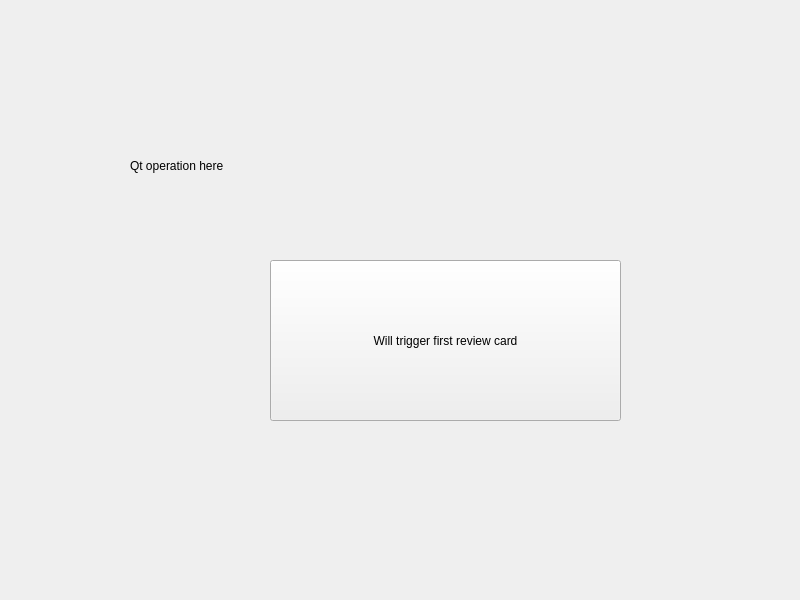
Qt form QtCode/Review/reviewmain.ui (Zhang-JK/Memorier) before a commit.
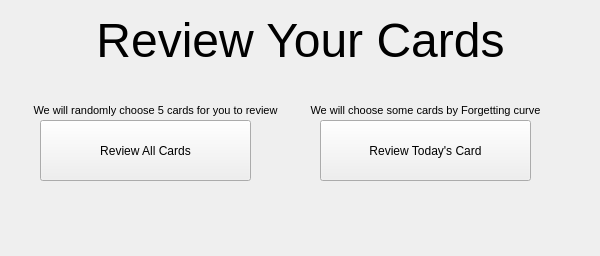
The same form after that commit.

Commit message: Review SQL and different review mode finished

What changed in the file:
```diff
--- a/QtCode/Review/reviewmain.ui
+++ b/QtCode/Review/reviewmain.ui
@@ -6,8 +6,8 @@
    <rect>
     <x>0</x>
     <y>0</y>
-    <width>800</width>
-    <height>600</height>
+    <width>600</width>
+    <height>256</height>
    </rect>
   </property>
   <property name="windowTitle">
@@ -17,27 +17,122 @@
    <widget class="QLabel" name="label">
     <property name="geometry">
      <rect>
-      <x>130</x>
-      <y>150</y>
-      <width>301</width>
-      <height>31</height>
+      <x>0</x>
+      <y>0</y>
+      <width>601</width>
+      <height>81</height>
      </rect>
     </property>
+    <property name="font">
+     <font>
+      <pointsize>36</pointsize>
+     </font>
+    </property>
     <property name="text">
-     <string>Qt operation here</string>
+     <string>Review Your Cards</string>
+    </property>
+    <property name="alignment">
+     <set>Qt::AlignCenter</set>
     </property>
    </widget>
    <widget class="QPushButton" name="Butstart">
     <property name="geometry">
      <rect>
-      <x>270</x>
-      <y>260</y>
-      <width>351</width>
-      <height>161</height>
+      <x>40</x>
+      <y>120</y>
+      <width>211</width>
+      <height>61</height>
      </rect>
     </property>
     <property name="text">
-     <string>Will trigger first review card</string>
+     <string>Review All Cards</string>
+    </property>
+   </widget>
+   <widget class="QPushButton" name="ButToday">
+    <property name="geometry">
+     <rect>
+      <x>320</x>
+      <y>120</y>
+      <width>211</width>
+      <height>61</height>
+     </rect>
+    </property>
+    <property name="text">
+     <string>Review Today's Card</string>
+    </property>
+   </widget>
+   <widget class="QLabel" name="labelAll">
+    <property name="geometry">
+     <rect>
+      <x>20</x>
+      <y>180</y>
+      <width>251</width>
+      <height>51</height>
+     </rect>
+    </property>
+    <property name="text">
+     <string/>
+    </property>
+    <property name="alignment">
+     <set>Qt::AlignCenter</set>
+    </property>
+   </widget>
+   <widget class="QLabel" name="labelToday">
+    <property name="geometry">
+     <rect>
+      <x>300</x>
+      <y>180</y>
+      <width>261</width>
+      <height>51</height>
+     </rect>
+    </property>
+    <property name="text">
+     <string/>
+    </property>
+    <property name="alignment">
+     <set>Qt::AlignCenter</set>
+    </property>
+   </widget>
+   <widget class="QLabel" name="labelAll_2">
+    <property name="geometry">
+     <rect>
+      <x>20</x>
+      <y>100</y>
+      <width>271</width>
+      <height>21</height>
+     </rect>
+    </property>
+    <property name="font">
+     <font>
+      <pointsize>8</pointsize>
+     </font>
+    </property>
+    <property name="text">
+     <string>We will randomly choose 5 cards for you to review</string>
+    </property>
+    <property name="alignment">
+     <set>Qt::AlignCenter</set>
+    </property>
+   </widget>
+   <widget class="QLabel" name="labelAll_3">
+    <property name="geometry">
+     <rect>
+      <x>290</x>
+      <y>100</y>
+      <width>271</width>
+      <height>21</height>
+     </rect>
+    </property>
+    <property name="font">
+     <font>
+      <pointsize>8</pointsize>
+     </font>
+    </property>
+    <property name="text">
+     <string>We will choose some cards by Forgetting curve</string>
+    </property>
+    <property name="alignment">
+     <set>Qt::AlignCenter</set>
     </property>
    </widget>
   </widget>
```
Left out of the diff: 2 changed lines with no effect on the pictures. The commit also changes 23 other files.
